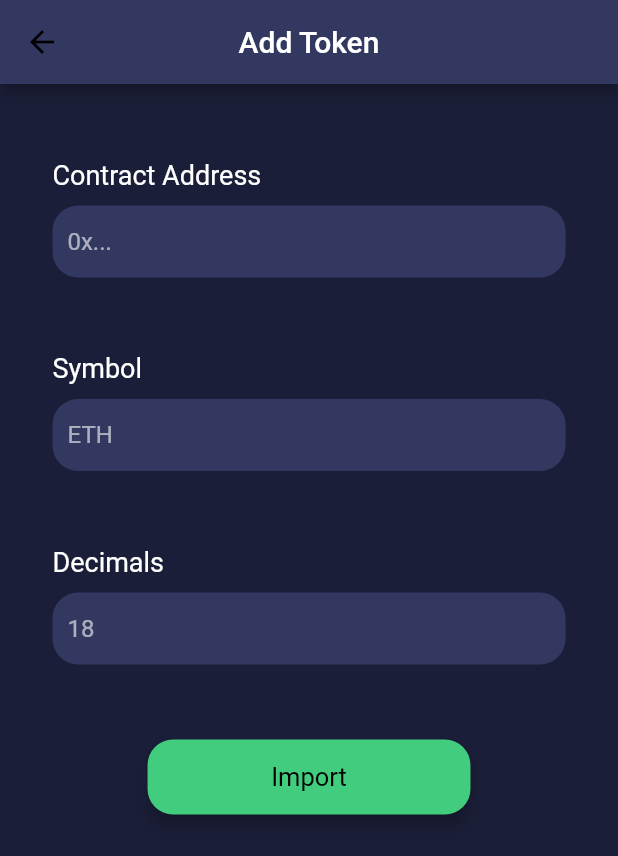
After one commit to ya27hw/wallet, a Flutter app: the AddToken screen opened by its route, on a phone screen of 412 x 824 dp. The commit adds this screen. Shown: the top 856 px of the screen. Run offline on Flutter 3.47's test engine with Material 2 defaults, Android fonts, the phone set to English and light mode, and no system bars; our stand-ins replace flutter_speed_dial, hive, hive_flutter, line_icons; missing offline and left inert: bip39, flutter_js, hdkey, rotated_corner_decoration, web3dart; accounts and stored records are empty.

Commit message:
add token partial

```diff
--- a/lib/db/init_db.dart
+++ b/lib/db/init_db.dart
@@ -9,7 +9,7 @@ Future<void> initDB() async {
   loadNetworks();
   loadTokenABI();
   loadSwapABI();
-  box.put("defaultNetwork", "ropsten");
+  box.put("defaultNetwork", "erc20");
 }
 
 Future<void> loadTokenABI() async {
--- /dev/null
+++ b/lib/home/add_token.dart
@@ -0,0 +1,165 @@
+import 'package:eth_wallet/util/library.dart';
+import 'package:flutter/material.dart';
+import "package:eth_wallet/backend/library.dart" as be;
+
+class AddToken extends StatefulWidget {
+  const AddToken({Key? key}) : super(key: key);
+
+  @override
+  State<AddToken> createState() => _AddTokenState();
+}
+
+class _AddTokenState extends State<AddToken> {
+  final _contractAddressController = TextEditingController();
+  final _symbolController = TextEditingController();
+  final _decimalsController = TextEditingController();
+
+  @override
+  void dispose() {
+    _contractAddressController.dispose();
+    _symbolController.dispose();
+    _decimalsController.dispose();
+    super.dispose();
+  }
+
+  @override
+  Widget build(BuildContext context) {
+    return Scaffold(
+        resizeToAvoidBottomInset: false,
+        appBar: AppBar(
+          centerTitle: true,
+          automaticallyImplyLeading: true,
+          backgroundColor: secondaryDarkColor(),
+          title: const Text(
+            'Add Token',
+            style: TextStyle(color: Colors.white),
+          ),
+        ),
+        backgroundColor: primaryDarkColor(),
+        body: Column(
+          crossAxisAlignment: CrossAxisAlignment.start,
+          children: [
+            const Padding(
+              padding: EdgeInsets.only(top: 50, left: 35, right: 35),
+              child: Text(
+                "Contract Address",
+                style: TextStyle(fontSize: 18),
+              ),
+            ),
+            Padding(
+              padding: const EdgeInsets.only(top: 10, left: 35, right: 35),
+              child: Container(
+                //padding: EdgeInsets.only(bottom: 20),
+                decoration: BoxDecoration(
+                    color: const Color(0xFF32385F),
+                    borderRadius: BorderRadius.circular(17)),
+                child: TextFormField(
+                  onChanged: (String value) async {
+                    // Validate address
+                    bool isValidAddress = be.Web3().validateAddress(value);
+                    if (isValidAddress) {
+                      // TODO : Retrieve Symbol + Decimals
+                      var decimalSymbol =
+                          await be.Web3().getSymbolDecimal(value);
+                      setState(() {
+                        // Set Symbol field and Decimal field to the retrieved values
+                        _decimalsController.text = decimalSymbol["decimals"].toString();
+                        _symbolController.text = decimalSymbol["symbol"];
+                      });
+                    }
+                  },
+                  controller: _contractAddressController,
+                  maxLines: 1,
+                  decoration: const InputDecoration(
+                    contentPadding: EdgeInsets.all(10),
+                    border: InputBorder.none,
+                    hintText: '0x...',
+                  ),
+                ),
+              ),
+            ),
+            const Padding(
+              padding: EdgeInsets.only(top: 50, left: 35, right: 35),
+              child: Text(
+                "Symbol",
+                style: TextStyle(fontSize: 18),
+              ),
+            ),
+            Padding(
+              padding: const EdgeInsets.only(top: 10, left: 35, right: 35),
+              child: Container(
+                //padding: EdgeInsets.only(bottom: 20),
+                decoration: BoxDecoration(
+                    color: const Color(0xFF32385F),
+                    borderRadius: BorderRadius.circular(17)),
+                child: TextFormField(
+                  onChanged: (String value) {
+                    setState(() {});
+                  },
+                  controller: _symbolController,
+                  maxLines: 1,
+                  decoration: const InputDecoration(
+                    contentPadding: EdgeInsets.all(10),
+                    border: InputBorder.none,
+                    hintText: 'ETH',
+                  ),
+                ),
+              ),
+            ),
+            const Padding(
+              padding: EdgeInsets.only(top: 50, left: 35, right: 35),
+              child: Text(
+                "Decimals",
+                style: TextStyle(fontSize: 18),
+              ),
+            ),
+            Padding(
+              padding: const EdgeInsets.only(top: 10, left: 35, right: 35),
+              child: Container(
+                //padding: EdgeInsets.only(bottom: 20),
+                decoration: BoxDecoration(
+                    color: const Color(0xFF32385F),
+                    borderRadius: BorderRadius.circular(17)),
+                child: TextFormField(
+                  onChanged: (String value) {
+                    setState(() {});
+                  },
+                  controller: _decimalsController,
+                  maxLines: 1,
+                  decoration: const InputDecoration(
+                    contentPadding: EdgeInsets.all(10),
+                    border: InputBorder.none,
+                    hintText: '18',
+                  ),
+                ),
+              ),
+            ),
+            Padding(
+              padding: const EdgeInsets.only(top: 50),
+              child: Center(
+                child: ElevatedButton(
+                  child: const Text("Import"),
+                  style: ElevatedButton.styleFrom(
+                    textStyle: const TextStyle(fontSize: 17),
+                    padding: EdgeInsets.symmetric(
+                        horizontal: getWidth(context) * 0.20, vertical: 15),
+                    onPrimary: Colors.black,
+                    primary: const Color(0xFF41CD7D),
+                    onSurface: Colors.grey,
+                    elevation: 5,
+                    shape: RoundedRectangleBorder(
+                        borderRadius: BorderRadius.circular(17)),
+                  ),
+                  onPressed: () async {
+                    // TODO
+
+                    // pop screen
+                    Navigator.pop(context);
+                  },
+                ),
+              ),
+            ),
+          ],
+        ));
+  }
+}
--- a/lib/home/library.dart
+++ b/lib/home/library.dart
@@ -1,3 +1,4 @@
 export "portfolio.dart";
 export 'activity.dart';
 export 'verify.dart';
+export 'add_token.dart';
--- a/lib/routes/routes.dart
+++ b/lib/routes/routes.dart
@@ -11,6 +11,7 @@ const String createWallet = "createWallet";
 const String portfolio = "portfolio";
 const String verify = "verify";
 const String activity = "activity";
+const String addToken = "addToken";
 
 Route<dynamic> controller(RouteSettings settings) {
   switch (settings.name) {
@@ -39,6 +40,9 @@ Route<dynamic> controller(RouteSettings settings) {
     case verify:
       return MaterialPageRoute(builder: (context) => const home.Verify());
 
+    case addToken:
+      return MaterialPageRoute(builder: (context) => const home.AddToken());
+
     default:
       throw ("Error no route");
   }
```
Also changed, not shown: assets/db/tokenABI.json (+204 -4 lines), lib/backend/web3.dart (+87 -19 lines), lib/home/portfolio.dart (+35 -20 lines), lib/login/import_wallet.dart (+15 -5 lines), 1 other file.
